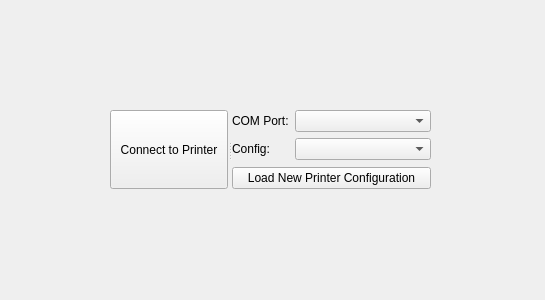
First picture: the form in connectwidget.ui, repository SeraphRobotics/SeraphPrint, before the edit.
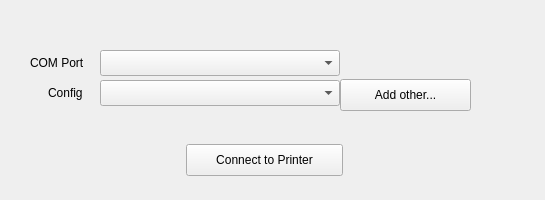
Second picture: the form after the edit.

```diff
--- a/connectwidget.ui
+++ b/connectwidget.ui
@@ -7,64 +7,110 @@
     <x>0</x>
     <y>0</y>
     <width>545</width>
-    <height>300</height>
+    <height>200</height>
    </rect>
   </property>
   <property name="windowTitle">
    <string>Form</string>
   </property>
-  <widget class="QSplitter" name="splitter">
+  <widget class="QPushButton" name="connectButton">
    <property name="geometry">
     <rect>
-     <x>110</x>
-     <y>110</y>
-     <width>321</width>
-     <height>79</height>
+     <x>186</x>
+     <y>144</y>
+     <width>157</width>
+     <height>32</height>
     </rect>
    </property>
-   <property name="orientation">
-    <enum>Qt::Horizontal</enum>
+   <property name="text">
+    <string>Connect to Printer</string>
    </property>
-   <widget class="QPushButton" name="connectButton">
-    <property name="text">
-     <string>Connect to Printer</string>
-    </property>
-   </widget>
-   <widget class="QWidget" name="layoutWidget">
-    <layout class="QVBoxLayout" name="verticalLayout">
-     <item>
-      <layout class="QFormLayout" name="formLayout">
-       <item row="0" column="0">
-        <widget class="QLabel" name="label_portL">
-         <property name="text">
-          <string>COM Port:</string>
-         </property>
-        </widget>
-       </item>
-       <item row="0" column="1">
-        <widget class="QComboBox" name="portBox"/>
-       </item>
-       <item row="1" column="0">
-        <widget class="QLabel" name="label_configL">
-         <property name="text">
-          <string>Config:</string>
-         </property>
-        </widget>
-       </item>
-       <item row="1" column="1">
-        <widget class="QComboBox" name="configBox"/>
-       </item>
-      </layout>
-     </item>
-     <item>
-      <widget class="QPushButton" name="configButton">
-       <property name="text">
-        <string>Load New Printer Configuration</string>
-       </property>
-      </widget>
-     </item>
-    </layout>
-   </widget>
+  </widget>
+  <widget class="QPushButton" name="configButton">
+   <property name="geometry">
+    <rect>
+     <x>340</x>
+     <y>79</y>
+     <width>131</width>
+     <height>32</height>
+    </rect>
+   </property>
+   <property name="toolTip">
+    <string notr="true">Copy the file chosen into the list of configs for future use</string>
+   </property>
+   <property name="text">
+    <string>Add other...</string>
+   </property>
+  </widget>
+  <widget class="QLabel" name="label_portL">
+   <property name="geometry">
+    <rect>
+     <x>30</x>
+     <y>55</y>
+     <width>66</width>
+     <height>16</height>
+    </rect>
+   </property>
+   <property name="text">
+    <string>COM Port</string>
+   </property>
+  </widget>
+  <widget class="QLabel" name="label_configL">
+   <property name="geometry">
+    <rect>
+     <x>48</x>
+     <y>85</y>
+     <width>46</width>
+     <height>16</height>
+    </rect>
+   </property>
+   <property name="text">
+    <string>Config</string>
+   </property>
+  </widget>
+  <widget class="QComboBox" name="portBox">
+   <property name="geometry">
+    <rect>
+     <x>100</x>
+     <y>50</y>
+     <width>240</width>
+     <height>26</height>
+    </rect>
+   </property>
+   <property name="minimumSize">
+    <size>
+     <width>130</width>
+     <height>0</height>
+    </size>
+   </property>
+   <property name="maximumSize">
+    <size>
+     <width>240</width>
+     <height>16777215</height>
+    </size>
+   </property>
+  </widget>
+  <widget class="QComboBox" name="configBox">
+   <property name="geometry">
+    <rect>
+     <x>100</x>
+     <y>80</y>
+     <width>240</width>
+     <height>26</height>
+    </rect>
+   </property>
+   <property name="minimumSize">
+    <size>
+     <width>130</width>
+     <height>0</height>
+    </size>
+   </property>
+   <property name="maximumSize">
+    <size>
+     <width>240</width>
+     <height>16777215</height>
+    </size>
+   </property>
   </widget>
  </widget>
  <resources/>
```
